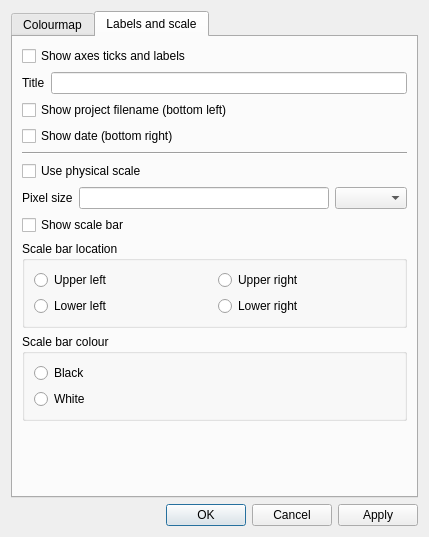
Qt form src/resources/ui_display_options_dialog.ui (ianthomas23/QACD-quack) before a commit.
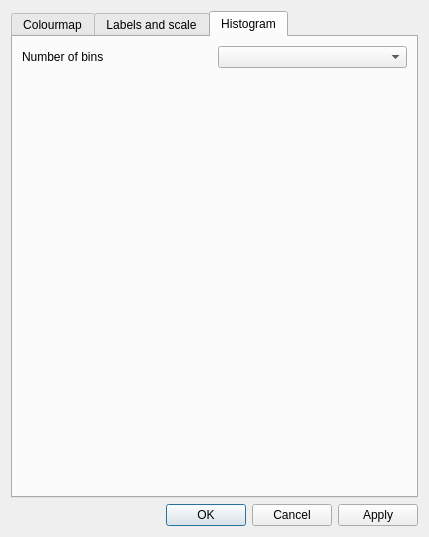
The same form after that commit.

Commit message: Display option to change number of histogram bins

```diff
--- a/src/resources/ui_display_options_dialog.ui
+++ b/src/resources/ui_display_options_dialog.ui
@@ -17,7 +17,7 @@
    <item>
     <widget class="QTabWidget" name="tabWidget">
      <property name="currentIndex">
-      <number>1</number>
+      <number>2</number>
      </property>
      <widget class="QWidget" name="colourmapTab">
       <attribute name="title">
@@ -198,6 +198,30 @@
        </item>
       </layout>
      </widget>
+     <widget class="QWidget" name="histogramTab">
+      <attribute name="title">
+       <string>Histogram</string>
+      </attribute>
+      <layout class="QVBoxLayout" name="v" stretch="0,1">
+       <item>
+        <layout class="QHBoxLayout" name="h">
+         <item>
+          <widget class="QLabel" name="label_2">
+           <property name="text">
+            <string>Number of bins</string>
+           </property>
+          </widget>
+         </item>
+         <item>
+          <widget class="QComboBox" name="histogramBinCountComboBox"/>
+         </item>
+        </layout>
+       </item>
+       <item>
+        <widget class="QLabel" name="dummy"/>
+       </item>
+      </layout>
+     </widget>
     </widget>
    </item>
    <item>
```
The commit also changes 8 other files.
